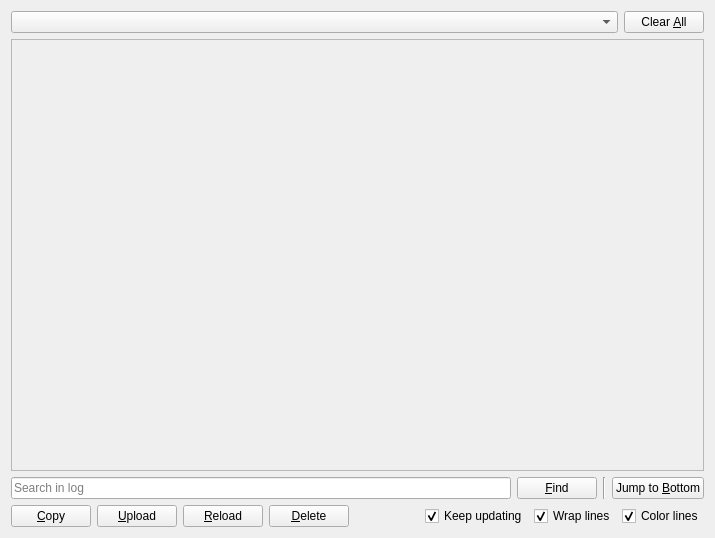
Old version of the form launcher/ui/pages/instance/LogsPage.ui in the repository PrismLauncher/PrismLauncher.
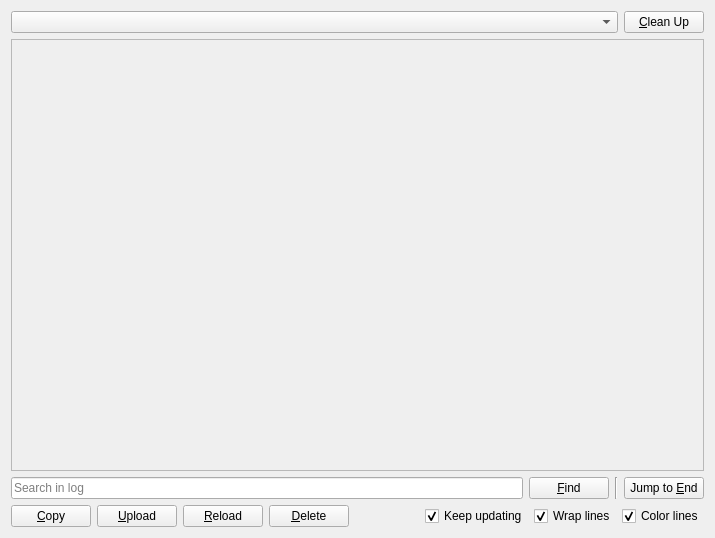
New version of the form. Custom widgets are drawn as their Qt base class.

Diff of the .ui file:
```diff
--- a/launcher/ui/pages/instance/LogsPage.ui
+++ b/launcher/ui/pages/instance/LogsPage.ui
@@ -29,7 +29,7 @@
         <string>Delete all the logs</string>
        </property>
        <property name="text">
-        <string>Clear &amp;All</string>
+        <string>&amp;Clean Up</string>
        </property>
       </widget>
      </item>
@@ -86,7 +86,7 @@
         <string>Scroll all the way to bottom</string>
        </property>
        <property name="text">
-        <string>Jump to &amp;Bottom</string>
+        <string>Jump to &amp;End</string>
        </property>
       </widget>
      </item>
```
Left out of the diff: 2 changed lines with no effect on the pictures.
